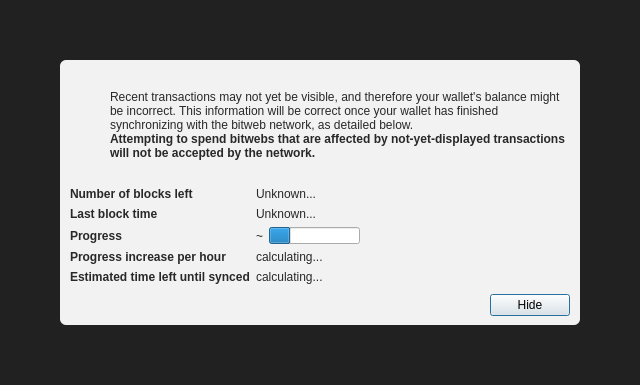
Before: the Qt Designer form src/qt/forms/modaloverlay.ui in bitweb-project/bitweb, drawn with Qt 5.
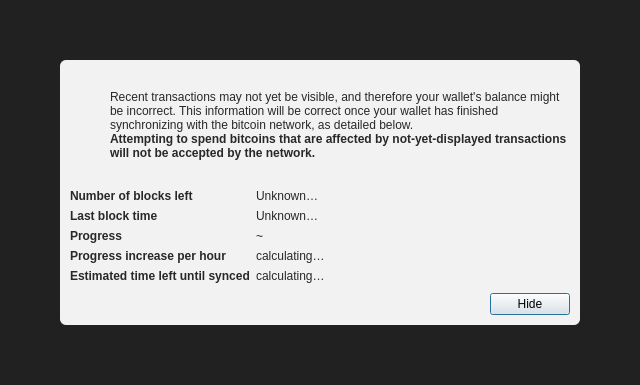
After: the same form once the commit is applied. Icons and pictures are not drawn.

```diff
--- a/src/qt/forms/modaloverlay.ui
+++ b/src/qt/forms/modaloverlay.ui
@@ -130,7 +130,7 @@
              <item>
               <widget class="QLabel" name="infoText">
                <property name="text">
-                <string>Recent transactions may not yet be visible, and therefore your wallet's balance might be incorrect. This information will be correct once your wallet has finished synchronizing with the bitweb network, as detailed below.</string>
+                <string>Recent transactions may not yet be visible, and therefore your wallet's balance might be incorrect. This information will be correct once your wallet has finished synchronizing with the bitcoin network, as detailed below.</string>
                </property>
                <property name="textFormat">
                 <enum>Qt::RichText</enum>
@@ -149,7 +149,7 @@
                 </font>
                </property>
                <property name="text">
-                <string>Attempting to spend bitwebs that are affected by not-yet-displayed transactions will not be accepted by the network.</string>
+                <string>Attempting to spend bitcoins that are affected by not-yet-displayed transactions will not be accepted by the network.</string>
                </property>
                <property name="textFormat">
                 <enum>Qt::RichText</enum>
@@ -219,7 +219,7 @@
            <item row="0" column="1">
             <widget class="QLabel" name="numberOfBlocksLeft">
              <property name="text">
-              <string>Unknown...</string>
+              <string>Unknown…</string>
              </property>
             </widget>
            </item>
@@ -245,7 +245,7 @@
               </sizepolicy>
              </property>
              <property name="text">
-              <string>Unknown...</string>
+              <string>Unknown…</string>
              </property>
             </widget>
            </item>
@@ -271,16 +271,6 @@
                </property>
               </widget>
              </item>
-             <item>
-              <widget class="QProgressBar" name="progressBar">
-               <property name="value">
-                <number>24</number>
-               </property>
-               <property name="format">
-                <string/>
-               </property>
-              </widget>
-             </item>
             </layout>
            </item>
            <item row="4" column="0">
@@ -299,7 +289,7 @@
            <item row="4" column="1">
             <widget class="QLabel" name="progressIncreasePerH">
              <property name="text">
-              <string>calculating...</string>
+              <string>calculating…</string>
              </property>
             </widget>
            </item>
@@ -319,7 +309,7 @@
            <item row="5" column="1">
             <widget class="QLabel" name="expectedTimeLeft">
              <property name="text">
-              <string>calculating...</string>
+              <string>calculating…</string>
              </property>
             </widget>
            </item>
```
